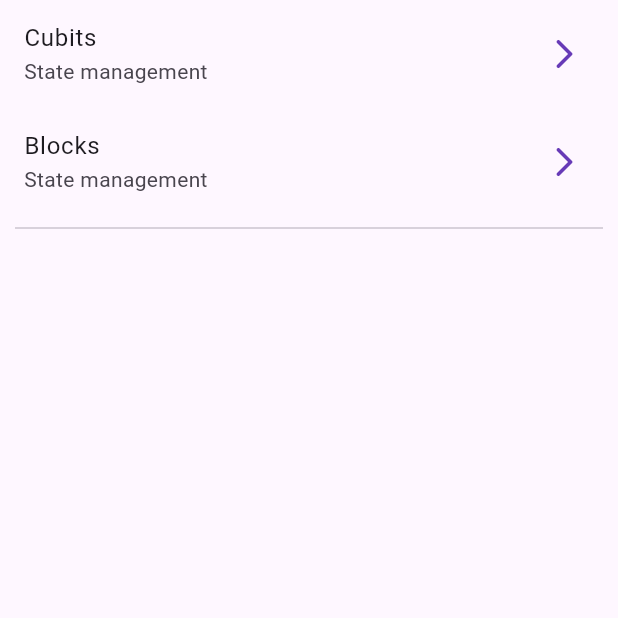
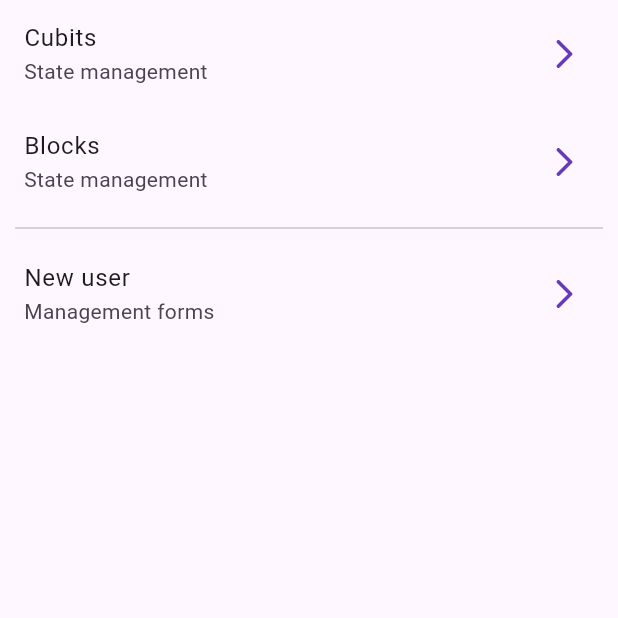
Before and after one commit to JaviKo500/flutter_forms_app, a Flutter app: the screen it shows after launch, on a phone screen of 412 x 824 dp, the top half of it. Run offline on Flutter 3.47's test engine with Material 3 defaults, Android fonts, the phone set to English and light mode, and no system bars; our stand-ins replace equatable, flutter_bloc, go_router.

Commit message:
inti form

```diff
--- a/lib/config/router/app_router.dart
+++ b/lib/config/router/app_router.dart
@@ -14,6 +14,10 @@ final appRouter = GoRouter(
     GoRoute(
       path: '/blocs',
       builder: (context, state) => const BlockCounterScreen(),
-    )
+    ),
+    GoRoute(
+      path: '/new-user',
+      builder: (context, state) => const RegisterScreen(),
+    ),
   ],
 );
--- a/lib/presentation/screens/home_screen.dart
+++ b/lib/presentation/screens/home_screen.dart
@@ -23,7 +23,7 @@ class HomeScreen extends StatelessWidget {
             trailing: const Icon(Icons.arrow_forward_ios_rounded),
             onTap: () => context.push('/cubits'),
           ),
-           ListTile(
+          ListTile(
             title: const Text(
               'Blocks',
               style: TextStyle()
@@ -38,7 +38,19 @@ class HomeScreen extends StatelessWidget {
           const Padding(
             padding: EdgeInsets.symmetric( horizontal: 10 ),
             child: Divider(),
-          )
+          ),
+          ListTile(
+            title: const Text(
+              'New user',
+              style: TextStyle()
+            ),
+            subtitle: const Text(
+              'Management forms',
+              style: TextStyle()
+            ),
+            trailing: const Icon(Icons.arrow_forward_ios_rounded),
+            onTap: () => context.push('/new-user'),
+          ),
         ],
       ),
     );
--- a/lib/presentation/screens/screens.dart
+++ b/lib/presentation/screens/screens.dart
@@ -1,3 +1,4 @@
 export 'package:forms_app/presentation/screens/home_screen.dart';
 export 'package:forms_app/presentation/screens/cubit_counter_screen.dart';
 export 'package:forms_app/presentation/screens/bloc_counter_screen.dart';
+export 'package:forms_app/presentation/screens/register_screen.dart';
```
Also changed, not shown: lib/presentation/screens/register_screen.dart (added, +65 -0 lines).
